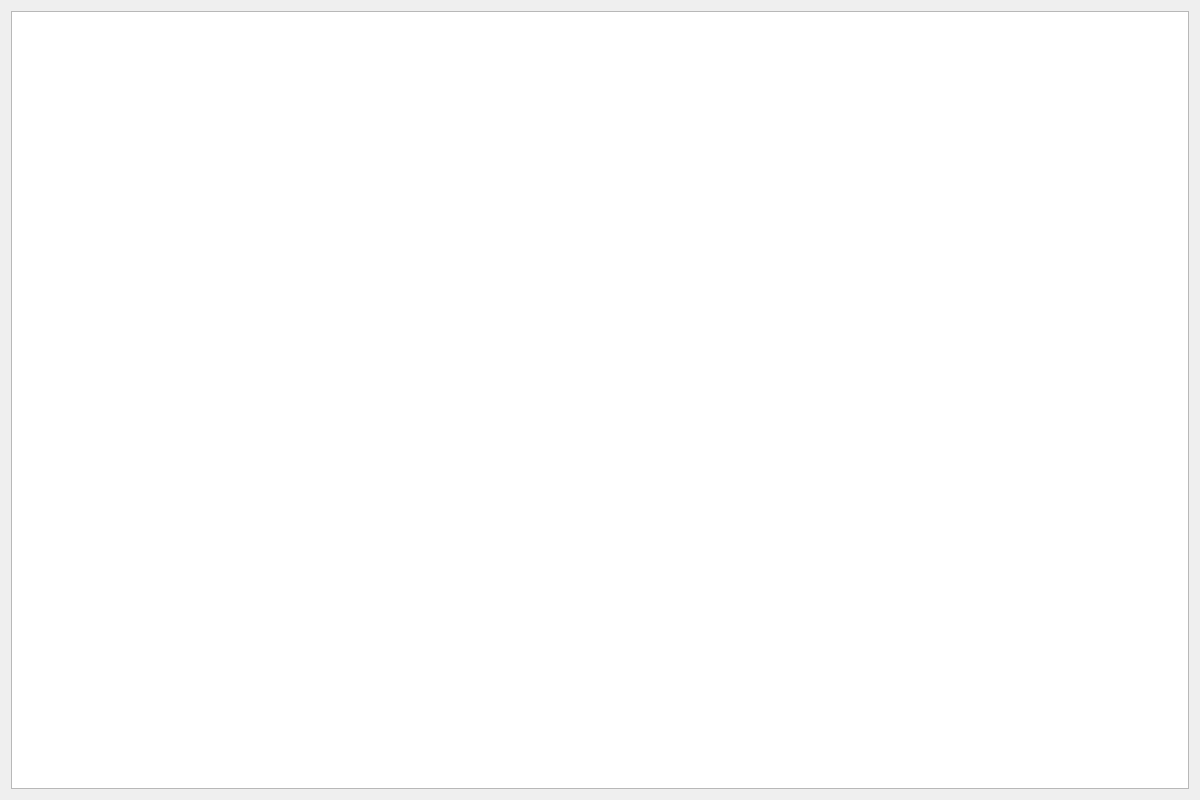
Old version of the form mainwindow.ui in the repository kwarkGorny/PracaInzynierska.
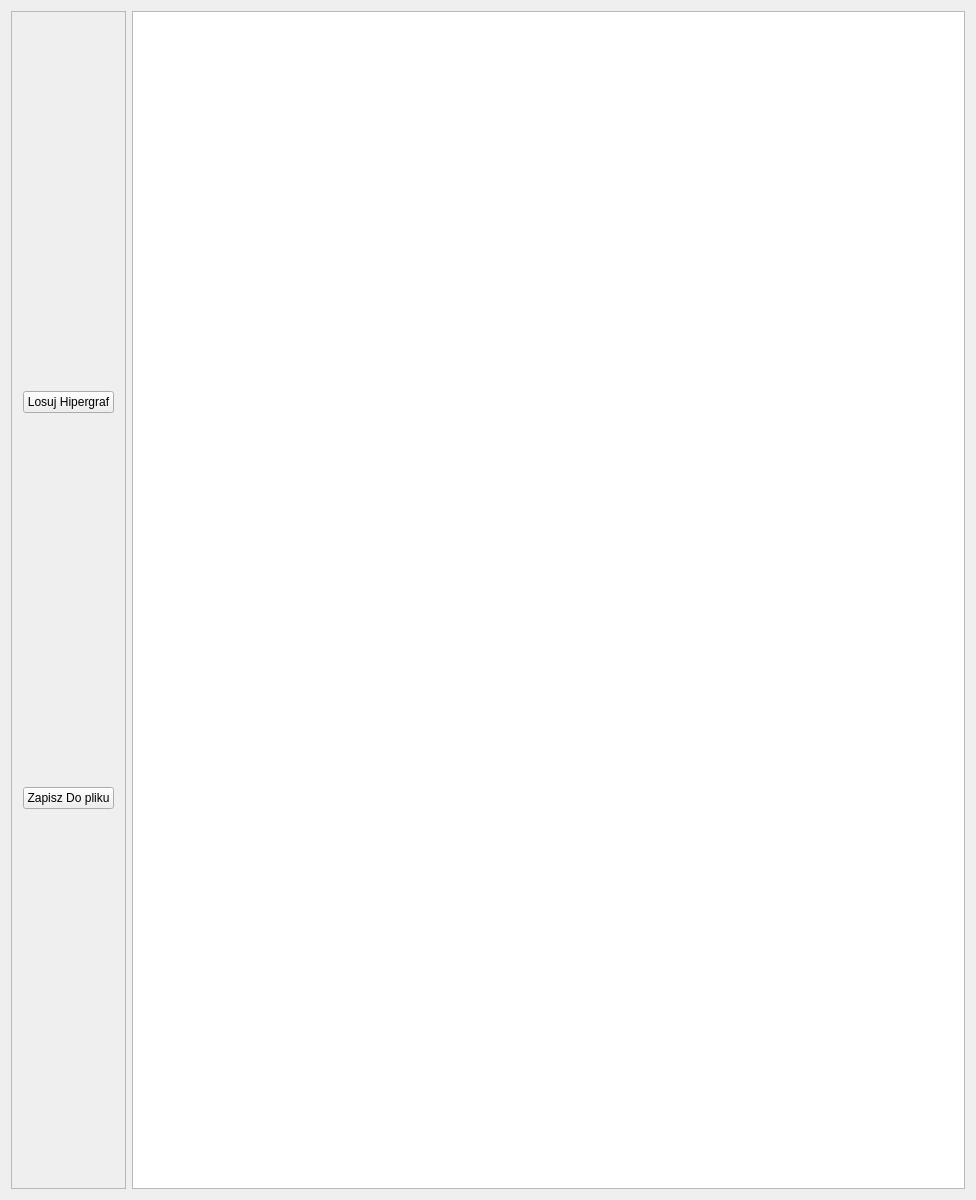
New version of the form.

The edit to the form file:
```diff
--- a/mainwindow.ui
+++ b/mainwindow.ui
@@ -6,8 +6,8 @@
    <rect>
     <x>0</x>
     <y>0</y>
-    <width>1200</width>
-    <height>800</height>
+    <width>976</width>
+    <height>1200</height>
    </rect>
   </property>
   <property name="windowTitle">
@@ -15,6 +15,35 @@
   </property>
   <widget class="QWidget" name="centralWidget">
    <layout class="QHBoxLayout" name="horizontalLayout">
+    <item>
+     <widget class="QFrame" name="frame">
+      <property name="frameShape">
+       <enum>QFrame::StyledPanel</enum>
+      </property>
+      <property name="frameShadow">
+       <enum>QFrame::Raised</enum>
+      </property>
+      <layout class="QVBoxLayout" name="verticalLayout">
+       <item>
+        <widget class="QPushButton" name="pushButton">
+         <property name="text">
+          <string>Losuj Hipergraf</string>
+         </property>
+        </widget>
+       </item>
+       <item>
+        <widget class="QPushButton" name="pushButton_2">
+         <property name="enabled">
+          <bool>true</bool>
+         </property>
+         <property name="text">
+          <string>Zapisz Do pliku</string>
+         </property>
+        </widget>
+       </item>
+      </layout>
+     </widget>
+    </item>
     <item>
      <widget class="QGraphicsView" name="graphicsView"/>
     </item>
```
